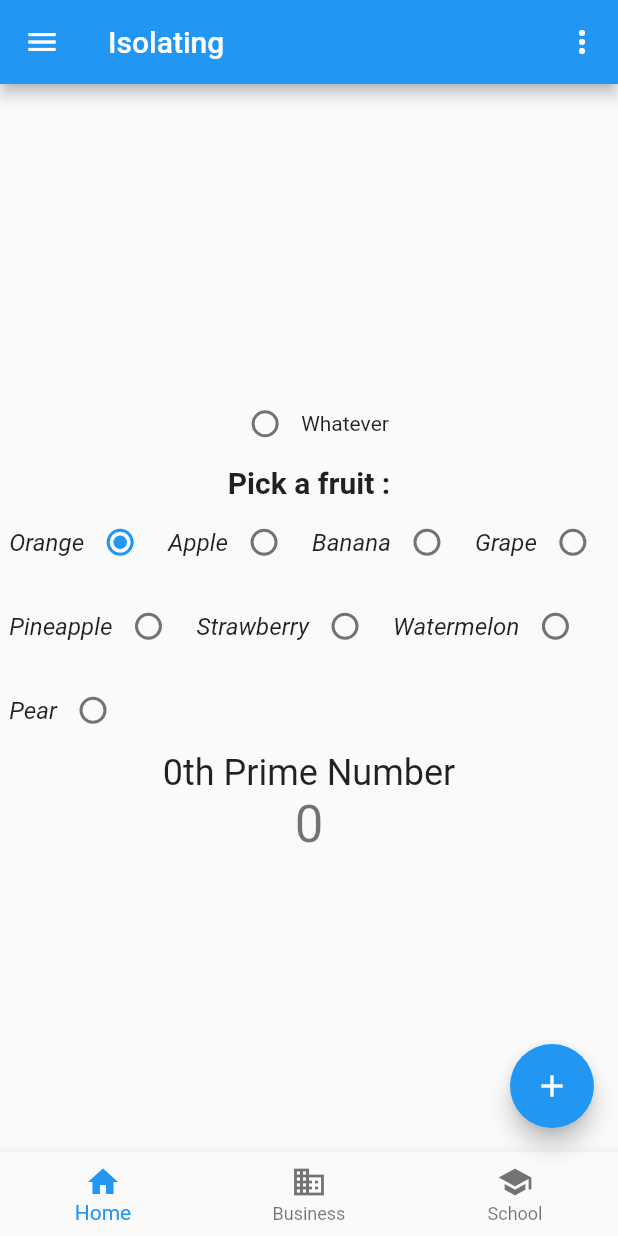
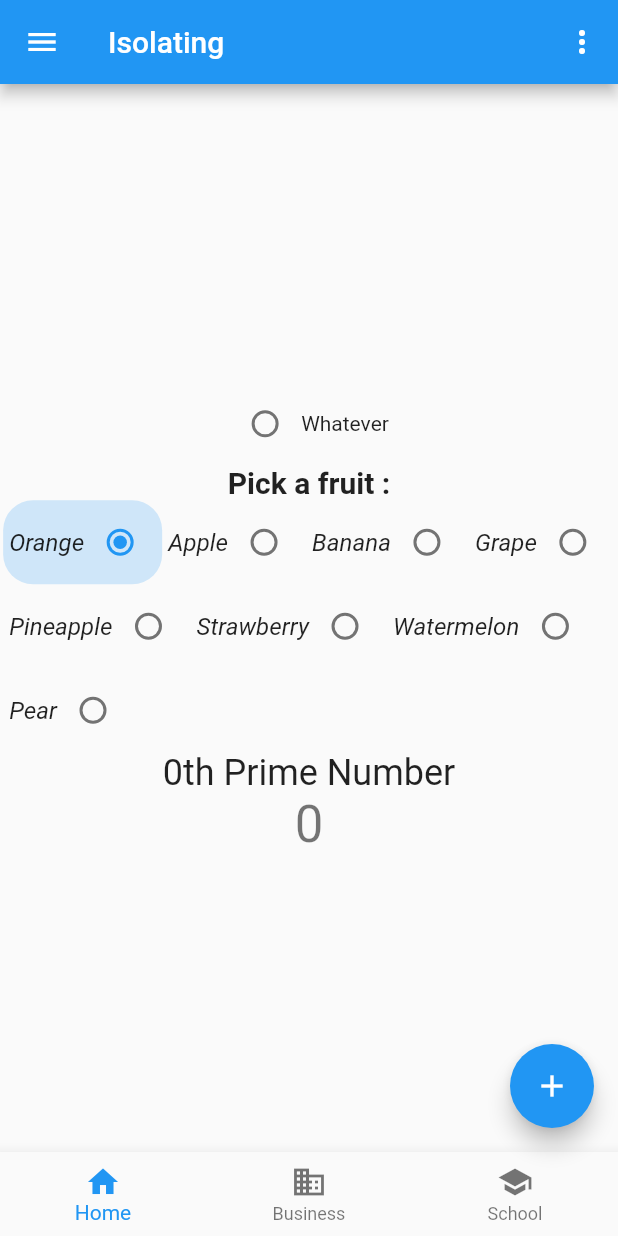
Before and after one commit to francisnnumbi/what_next, a Flutter app: the screen it shows after launch, on a phone screen of 412 x 824 dp. Run offline on Flutter 3.47's test engine with Material 2 defaults, Android fonts, the phone set to English and light mode, and no system bars; our stand-ins replace dio.

Commit message:
correctiong textRadio and textRadioGroup implementing ValueNotifier and ValueListenerBuilder

```diff
--- a/lib/main.dart
+++ b/lib/main.dart
@@ -4,7 +4,7 @@ import 'package:what_next/moduling.dart';
 
 import 'dio_interceptor_handler.dart';
 
-final Dio DIO = DioInterceptorHandler.initDio();
+final Dio dio = DioInterceptorHandler.initDio();
 
 void main() {
   runApp(const MyApp());
--- a/lib/modules/isolate_tuto/behind_work/work_load.dart
+++ b/lib/modules/isolate_tuto/behind_work/work_load.dart
@@ -1,4 +1,3 @@
-import 'package:dio/dio.dart';
 
 int getnthPrime(int n) {
   int currentPrimeCount = 0;
--- a/lib/modules/isolate_tuto/radio_buttons/text_radio.dart
+++ b/lib/modules/isolate_tuto/radio_buttons/text_radio.dart
@@ -31,20 +31,23 @@ class TextRadio extends StatelessWidget {
           onChanged?.call(value);
           _radioNotifier.value = value;
         },
-        child: Container(
+        child: ValueListenableBuilder<int>(
+            valueListenable: _radioNotifier,
+            builder: (context, val, _) {
+              return Container(
                 padding: const EdgeInsets.all(4.0),
                 decoration: BoxDecoration(
-            borderRadius: BorderRadius.circular(5),
+                  color: val == value
+                      ? Theme.of(context).primaryColor.withOpacity(0.2)
+                      : Colors.transparent,
+                  borderRadius: BorderRadius.circular(20),
                 ),
                 child: Row(
                   mainAxisAlignment: MainAxisAlignment.start,
                   children: [
                     if (titlePosition == TextRadioTitlePosition.left)
                       Expanded(child: title),
-              ValueListenableBuilder<int>(
-                valueListenable: _radioNotifier,
-                builder: (context, val, _) {
-                  return Radio<int>(
+                    Radio<int>(
                       value: value,
                       groupValue: val,
                       toggleable: true,
@@ -52,14 +55,13 @@ class TextRadio extends StatelessWidget {
                         onChanged?.call(value);
                         _radioNotifier.value = value;
                       },
-                  );
-                },
                     ),
                     if (titlePosition == TextRadioTitlePosition.right)
                       Expanded(child: title),
                   ],
                 ),
-        ),
+              );
+            }),
       ),
     );
   }
--- a/lib/modules/isolate_tuto/radio_buttons/text_radio_group.dart
+++ b/lib/modules/isolate_tuto/radio_buttons/text_radio_group.dart
@@ -1,4 +1,4 @@
-import 'dart:developer';
+
 
 import 'package:flutter/material.dart';
 import 'text_radio.dart';
--- a/lib/moduling.dart
+++ b/lib/moduling.dart
@@ -1,13 +1,13 @@
 import 'package:what_next/modules/isolate_tuto/isolating.dart';
 
-const Modules defaultModule = Modules.ISOLATING;
+const Modules defaultModule = Modules.isolating;
 get getDefaultModule {
   switch (defaultModule) {
-    case Modules.ISOLATING:
-      return Isolating();
+    case Modules.isolating:
+      return const Isolating();
     default:
-      return Isolating();
+      return const Isolating();
   }
 }
 
-enum Modules { ISOLATING }
+enum Modules { isolating }
```
Lines whose indentation alone changed are shown as unchanged.
